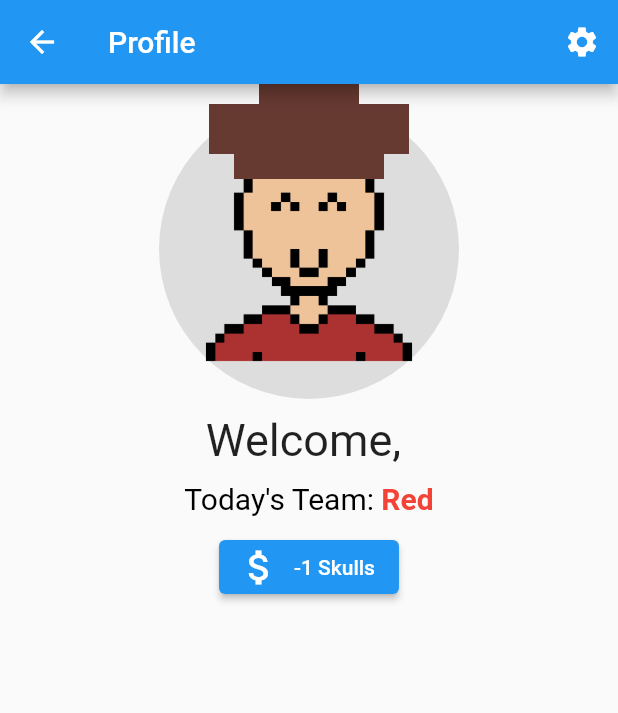
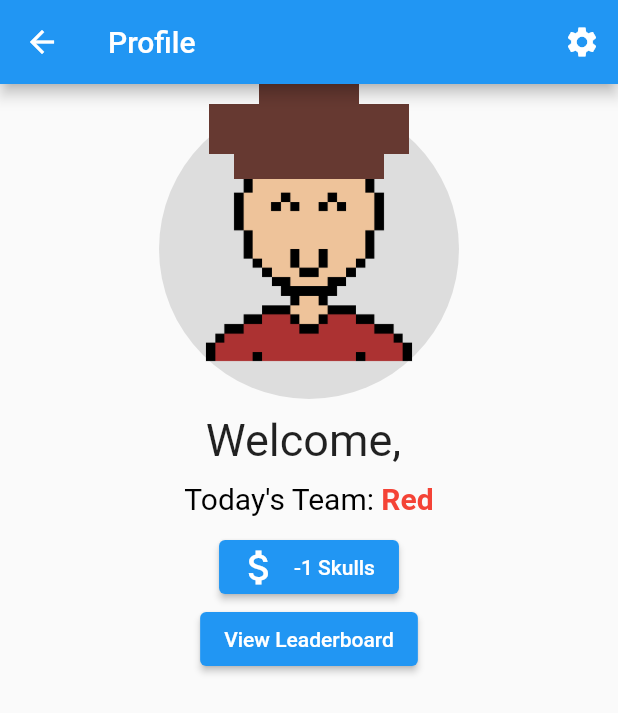
Before and after one commit to Perpoul/HatTrick-Frontend, a Flutter app: the Profile screen opened directly with empty values, on a phone screen of 412 x 824 dp. Shown: the top 713 px of the screen. Run offline on Flutter 3.47's test engine with Material 2 defaults, Android fonts, the phone set to English and light mode, and no system bars; our stand-ins replace firebase_auth, firebase_core, geolocator, google_maps_flutter, google_sign_in; missing offline and left inert: dart:ffi; accounts and stored records are empty.

Commit message:
leaderboard ui

```diff
--- a/lib/pages/profile.dart
+++ b/lib/pages/profile.dart
@@ -9,15 +9,16 @@ import 'package:hat_trick/pages/store.dart';
 import 'package:provider/provider.dart';
 import 'package:http/http.dart' as http;
 import 'homePage.dart';
+import 'leaderboard.dart';
 
 class Profile extends StatefulWidget {
   final User user;
   const Profile({required this.user});
 
-
   @override
   _ProfileState createState() => _ProfileState();
 }
+
 enum Team {
   red(BitmapDescriptor.hueGreen),
   green(BitmapDescriptor.hueRed),
@@ -28,35 +29,34 @@ enum Team {
 
   const Team(this.color);
 
-  static Team from(String team){
+  static Team from(String team) {
     if (team == 'green') return green;
     if (team == 'red') return red;
     if (team == 'blue') return blue;
     throw Exception("Invalid Team $team");
   }
 }
+
 class PlayerModel extends ChangeNotifier {
   late User currentUser;
   HatType equippedHat = HatType.defaultHat;
   Team _myTeam = Team.notYetAssigned;
-  Set<HatType> ownedHats = <HatType>{
-    HatType.defaultHat
-  };
+  Set<HatType> ownedHats = <HatType>{HatType.defaultHat};
   int skulls = -1;
   bool alive = true;
 
   List<OtherPlayer> nearbyPlayers = [];
-  void loadDataFromFirebase() async{
+  void loadDataFromFirebase() async {
     print("Loading Data");
-    final response = await http
-        .get(
-            Uri.parse('https://us-central1-hat-trick-1afd3.cloudfunctions.net/api/initial-data'),
+    final response = await http.get(
+      Uri.parse(
+          'https://us-central1-hat-trick-1afd3.cloudfunctions.net/api/initial-data'),
       headers: {
         'token': await currentUser.getIdToken(),
         'content-type': 'application/json'
       },
     );
-    if (response.statusCode == 200){
+    if (response.statusCode == 200) {
       Map<String, dynamic> json = jsonDecode(response.body);
       Map<String, dynamic> playerInfo = json["myPlayer"];
       _myTeam = Team.from(playerInfo['color']);
@@ -64,7 +64,7 @@ class PlayerModel extends ChangeNotifier {
       ownedHats = <HatType>{};
       List<String> ownedItems = List<String>.from(playerInfo['myItems']);
       ownedHats.add(HatType.defaultHat);
-      for (String hat in ownedItems){
+      for (String hat in ownedItems) {
         ownedHats.add(HatType.from(hat));
       }
       alive = playerInfo['isAlive'];
@@ -74,30 +74,26 @@ class PlayerModel extends ChangeNotifier {
       throw Exception("Could not reach firebase, will try again");
     }
 
-
     notifyListeners();
   }
-  void buyIfNotOwned(HatType hat) async{
+
+  void buyIfNotOwned(HatType hat) async {
     if (ownedHats.contains(hat)) {
       _don(hat);
-    }
-    else if (skulls >= hat.cost) {
+    } else if (skulls >= hat.cost) {
       final response = await http.post(
-        Uri.parse('https://us-central1-hat-trick-1afd3.cloudfunctions.net/api/buy-shop-item?item=${hat.shortName}'),
+          Uri.parse(
+              'https://us-central1-hat-trick-1afd3.cloudfunctions.net/api/buy-shop-item?item=${hat.shortName}'),
           headers: {
             'token': await currentUser.getIdToken(),
             'content-type': 'application/json'
           },
-        body: jsonEncode(<String, String>{
-          'item': hat.shortName
-        })
-      );
+          body: jsonEncode(<String, String>{'item': hat.shortName}));
       if (response.statusCode == 200) {
         //ownedHats.add(hat);
         //skulls = skulls - hat.cost;
         loadDataFromFirebase();
         _don(hat);
-
       }
     } else {
       //do something
@@ -108,20 +104,16 @@ class PlayerModel extends ChangeNotifier {
 
   void _don(HatType hatType) async {
     if (ownedHats.contains(hatType)) {
-
       equippedHat = hatType;
-
     }
     final response = await http.post(
-        Uri.parse('https://us-central1-hat-trick-1afd3.cloudfunctions.net/api/equip-item?item=${equippedHat.shortName}'),
+        Uri.parse(
+            'https://us-central1-hat-trick-1afd3.cloudfunctions.net/api/equip-item?item=${equippedHat.shortName}'),
         headers: {
           'token': await currentUser.getIdToken(),
           'content-type': 'application/json'
         },
-        body: jsonEncode(<String, String>{
-          'shopItem': equippedHat.shortName
-        })
-    );
+        body: jsonEncode(<String, String>{'shopItem': equippedHat.shortName}));
 
     notifyListeners();
   }
@@ -138,23 +130,18 @@ class PlayerModel extends ChangeNotifier {
     notifyListeners();
   }
 
-  void addSkulls(int numSkulls) {
+  void addSkulls(int numSkulls) {}
 
-  }
+  void removeSkulls(int numSkulls) {}
 
-  void removeSkulls(int numSkulls) {
-
-  }
-
-  void updateNearbyPlayers(UpdateData updateData){
+  void updateNearbyPlayers(UpdateData updateData) {
     nearbyPlayers = updateData.otherPlayers;
 
     notifyListeners();
   }
 }
 
-
-enum HatType{
+enum HatType {
   defaultHat('assets/default.png', 'default', 0, -80.0, 100),
   short('assets/short.png', 'short', 300, -70.0, 100),
   bangs('assets/bangs.png', 'bangs', 500, -50.0, 90),
@@ -169,14 +156,20 @@ enum HatType{
   final double offsetY;
   final double width;
 
-  static HatType from(String hat){
-    switch(hat){
-      case 'short':   return HatType.short;
-      case 'long':    return HatType.long;
-      case 'bangs':   return HatType.bangs;
-      case 'dimmehat':return HatType.dimmehat;
-      case 'hat':     return HatType.hat;
-      default:        return HatType.defaultHat;
+  static HatType from(String hat) {
+    switch (hat) {
+      case 'short':
+        return HatType.short;
+      case 'long':
+        return HatType.long;
+      case 'bangs':
+        return HatType.bangs;
+      case 'dimmehat':
+        return HatType.dimmehat;
+      case 'hat':
+        return HatType.hat;
+      default:
+        return HatType.defaultHat;
     }
   }
 }
@@ -208,24 +201,18 @@ class _ProfileState extends State<Profile> {
           Center(
               child: Padding(
                   padding: EdgeInsets.all(10),
-              child:
-                  CircleAvatar(
+                  child: CircleAvatar(
                     backgroundColor: Color.fromARGB(255, 221, 221, 221),
                     radius: 100,
-                    child: Consumer<PlayerModel> (
-                        builder: (context, hat, child) => Stack(
-                            children:[
+                    child: Consumer<PlayerModel>(
+                      builder: (context, hat, child) => Stack(children: [
                         Image.asset("assets/BasicProfilePic.png"),
                         Transform.translate(
                             offset: Offset(0, hat.equippedHat.offsetY),
-                                child: Image.asset(hat.equippedHat.path)
-                              )
-                            ]
+                            child: Image.asset(hat.equippedHat.path))
+                      ]),
                     ),
-                    ),
-                )
-              )
-            ),
+                  ))),
           Center(
               child: Text("Welcome, ${currentUser.displayName}",
                   style: const TextStyle(fontSize: 30))),
@@ -241,32 +228,33 @@ class _ProfileState extends State<Profile> {
                   ),
                   children: <TextSpan>[
                     TextSpan(text: "Today's Team: "),
-                  TextSpan(text: "Red", style: TextStyle(
-                    fontWeight: FontWeight.bold,
-                    color: Colors.red
-                  )),
+                    TextSpan(
+                        text: "Red",
+                        style: TextStyle(
+                            fontWeight: FontWeight.bold, color: Colors.red)),
                   ],
                 ),
-            )
-          ),
-          Center(
-              child: Consumer<PlayerModel> (
-                builder: (context, player, child) =>
-                  ElevatedButton.icon(
+              )),
+          Column(children: [
+            Consumer<PlayerModel>(
+                builder: (context, player, child) => ElevatedButton.icon(
                     onPressed: () {
-                    Navigator.of(context)
-                        .push(MaterialPageRoute(builder: (context) => Store()));
+                      Navigator.of(context).push(
+                          MaterialPageRoute(builder: (context) => Store()));
                     },
                     icon: Icon(
                       Icons.attach_money,
                       size: 30,
                     ),
-                    label: Text("${player.skulls} Skulls")
-                  )
-                ),
-          )
-        ]
-        )
-    );
+                    label: Text("${player.skulls} Skulls"))),
+            Consumer<PlayerModel>(
+                builder: (context, player, child) => ElevatedButton(
+                    onPressed: () {
+                      Navigator.of(context).push(MaterialPageRoute(
+                          builder: (context) => Leaderboard()));
+                    },
+                    child: Text("View Leaderboard"))),
+          ])
+        ]));
   }
 }
```
Also changed, not shown: lib/pages/leaderboard.dart (added, +74 -0 lines). Lines whose indentation alone changed are shown as unchanged.
